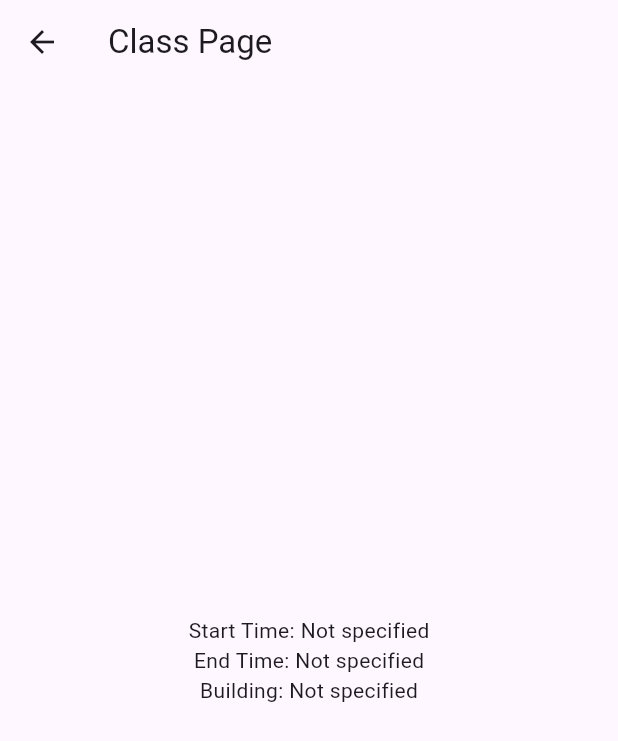
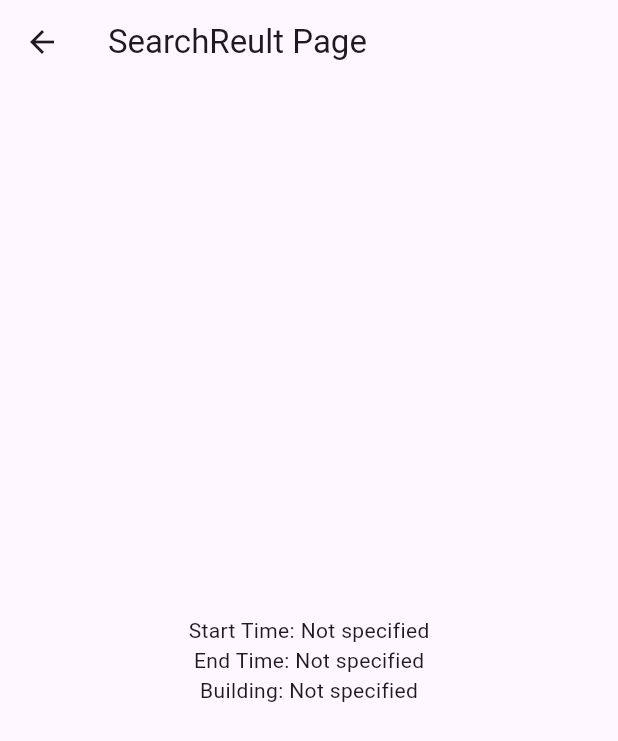
Before and after one commit to soundy0115/ec_sjsu, a Flutter app: the screen it shows after launch, after a tap on "Submit", on a phone screen of 412 x 824 dp. Shown: the top 741 px of the screen. Run offline on Flutter 3.47's test engine with Material 3 defaults, Android fonts, the light colour scheme and no system bars.

Commit message:
(Classname changed: class.dart -> searchresult.dart) and (Page connected: main.dart & searchresult.dart -  Start Time, End Time, Building)

```diff
--- a/lib/main.dart
+++ b/lib/main.dart
@@ -159,7 +159,7 @@
                     print('End Time: $_endTime');
                     print('Building: $_building');
 
-                    Navigator.pushNamed(context, '/class', arguments: {
+                    Navigator.pushNamed(context, '/searchresult', arguments: {
                       'start': _startTime,
                       'end': _endTime,
                       'building': _building
--- a/lib/pages/result.dart
+++ b/lib/pages/result.dart
@@ -13,7 +13,7 @@ class ResultPage extends StatelessWidget {
             child: TextButton(
           child: const Text("클래스 페이지로"),
           onPressed: () {
-            Navigator.pushNamed(context, '/class');
+            Navigator.pushNamed(context, '/searchresult');
           },
         )));
   }
--- a/lib/pages/class.dart
+++ b/lib/pages/searchresult.dart
@@ -1,18 +1,19 @@
 import 'package:flutter/material.dart';
 
-class ClassPage extends StatefulWidget {
+class SearchResultPage extends StatefulWidget {
   final Map<String, String?>? args;
 
-  const ClassPage({Key? key, this.args}) : super(key: key);
+  const SearchResultPage({Key? key, this.args}) : super(key: key);
 
   @override
-  _ClassPageState createState() => _ClassPageState();
+  _SearchResultPageState createState() => _SearchResultPageState();
 }
 
-class _ClassPageState extends State<ClassPage> {
+class _SearchResultPageState extends State<SearchResultPage> {
   @override
   Widget build(BuildContext context) {
-    final args = widget.args;
+    final Map<String, String?> args =
+        ModalRoute.of(context)!.settings.arguments as Map<String, String?>;
     print(args);
     final startTime = args?['start'];
     final endTime = args?['end'];
@@ -20,7 +21,7 @@ class _ClassPageState extends State<ClassPage> {
 
     return Scaffold(
       appBar: AppBar(
-        title: Text('Class Page'),
+        title: Text('SearchReult Page'),
       ),
       body: Center(
         child: Column(
--- a/lib/routes.dart
+++ b/lib/routes.dart
@@ -1,10 +1,10 @@
 import 'package:ec_sjsu/main.dart';
-import 'package:ec_sjsu/pages/class.dart';
+import 'package:ec_sjsu/pages/searchresult.dart';
 import 'package:ec_sjsu/pages/result.dart';
 import 'package:flutter/material.dart';
 
 final routes = {
   '/#': (context) => const MainPage(),
-  '/class': (context) => ClassPage(),
+  '/searchresult': (context) => SearchResultPage(),
   '/result': (BuildContext context) => const ResultPage(),
 };
```
